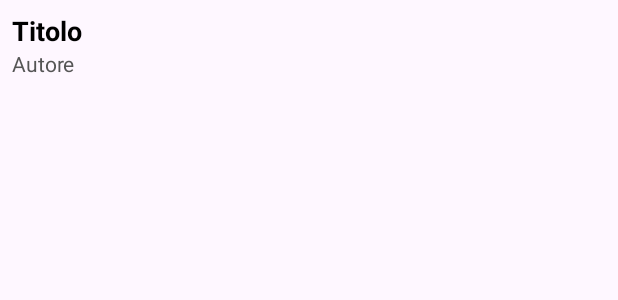
After one commit to LorenzoMorandi-its/AppLibri, an Android app: the layout rowitem_book.xml on its own in the app's theme, with its tools: preview values and no code run, on a phone screen of 412 x 824 dp. The commit adds this screen. Shown: the top 300 px of the screen. Run offline under Robolectric (Android 15) with nearby library versions, the phone set to English and light mode, and no system bars.

Commit message:
finalmente non crasha dio cane

```diff
--- /dev/null
+++ b/app/src/main/res/layout/rowitem_book.xml
@@ -0,0 +1,28 @@
+<?xml version="1.0" encoding="utf-8"?>
+<LinearLayout
+    xmlns:android="http://schemas.android.com/apk/res/android"
+    android:layout_width="match_parent"
+    android:layout_height="wrap_content"
+    android:orientation="vertical"
+    android:padding="8dp">
+
+    <!-- Titolo del Libro -->
+    <TextView
+        android:id="@+id/titoloTextView"
+        android:layout_width="wrap_content"
+        android:layout_height="wrap_content"
+        android:text="Titolo"
+        android:textSize="18sp"
+        android:textStyle="bold"
+        android:textColor="#000000" />
+
+    <!-- Autore del Libro -->
+    <TextView
+        android:id="@+id/autoreTextView"
+        android:layout_width="wrap_content"
+        android:layout_height="wrap_content"
+        android:text="Autore"
+        android:textSize="14sp"
+        android:textColor="#555555" />
+
+</LinearLayout>
```
Also changed, not shown: app/src/main/java/com/example/applibri/Adapter/BookAdapter.java (added, +52 -0 lines), app/src/main/java/com/example/applibri/MainActivity.java (+26 -58 lines), app/src/main/java/com/example/applibri/Models/Libro.java (added, +17 -0 lines), app/src/main/res/layout/activity_main.xml (+12 -27 lines).
